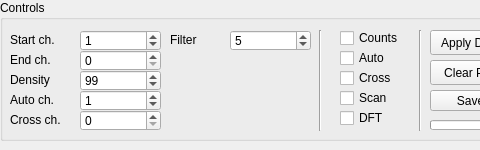
ahp-electronics/xc-gui, file line.ui: the form before one commit; both pictures show x 160 to 640 and y 0 to 150 of the 1398 by 150 pixel window.
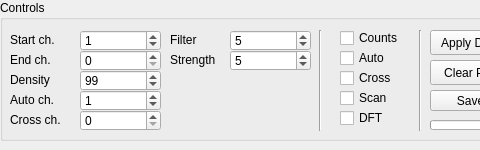
The form after the commit.

Commit message: Add strength control

The edit to the form file:
```diff
--- a/line.ui
+++ b/line.ui
@@ -765,6 +765,38 @@
      <number>5</number>
     </property>
    </widget>
+   <widget class="QSpinBox" name="Repeatitions">
+    <property name="geometry">
+     <rect>
+      <x>230</x>
+      <y>50</y>
+      <width>81</width>
+      <height>21</height>
+     </rect>
+    </property>
+    <property name="minimum">
+     <number>1</number>
+    </property>
+    <property name="maximum">
+     <number>4095</number>
+    </property>
+    <property name="value">
+     <number>5</number>
+    </property>
+   </widget>
+   <widget class="QLabel" name="label_18">
+    <property name="geometry">
+     <rect>
+      <x>170</x>
+      <y>50</y>
+      <width>61</width>
+      <height>20</height>
+     </rect>
+    </property>
+    <property name="text">
+     <string>Strength</string>
+    </property>
+   </widget>
   </widget>
  </widget>
  <resources/>
```
The commit also changes 8 other files.
